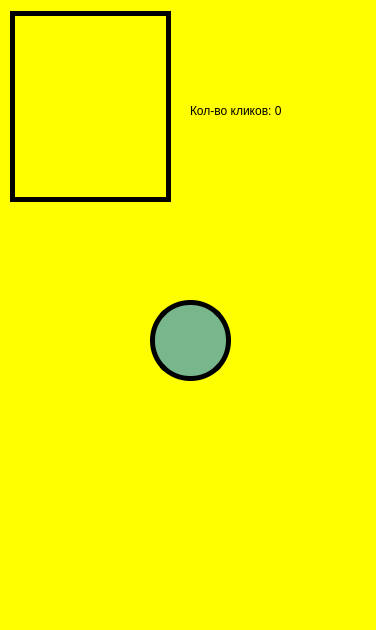
First picture: the form in project.ui, repository ver-tuego/tool-yandex, before the edit.
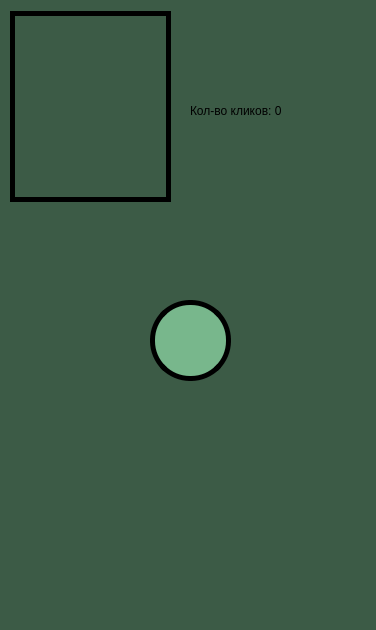
Second picture: the form after the edit.

Patch:
```diff
--- a/project.ui
+++ b/project.ui
@@ -14,7 +14,7 @@
    <string>MainWindow</string>
   </property>
   <property name="styleSheet">
-   <string notr="true">background-color: #FFFF00;</string>
+   <string notr="true">background-color: #3c5b46;</string>
   </property>
   <widget class="QWidget" name="centralwidget">
    <widget class="QPushButton" name="ClickButton">
```
Left out of the diff: 1 changed line with no effect on the pictures.
